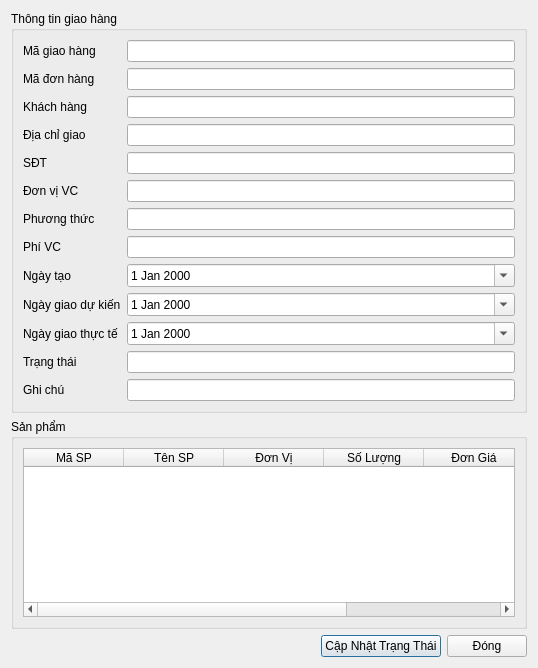
First picture: the form in ui/shipment_detail.ui, repository thinh-doan/sales-and-warehouse-management-system, before the edit.
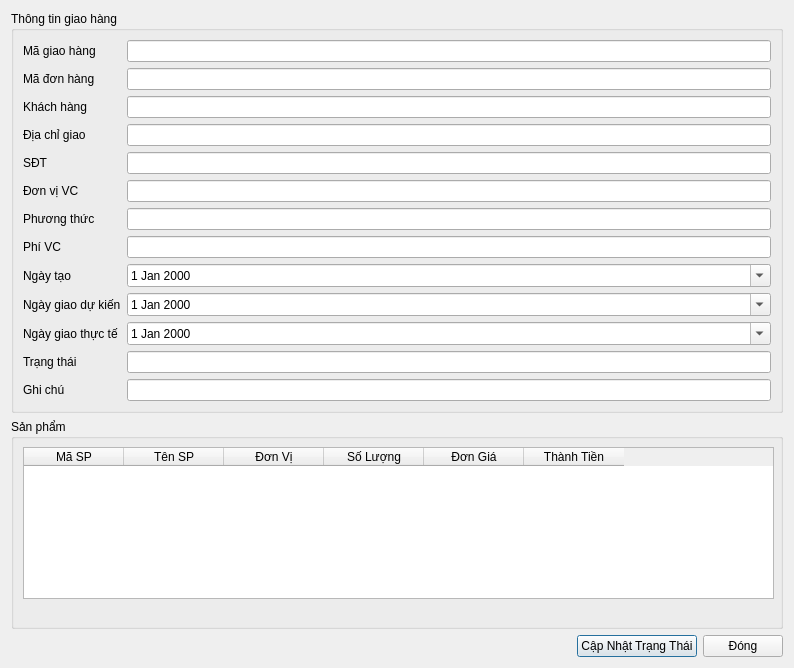
Second picture: the form after the edit. Icons and pictures are not drawn.

What changed in the file:
```diff
--- a/ui/shipment_detail.ui
+++ b/ui/shipment_detail.ui
@@ -6,7 +6,7 @@
    <rect>
     <x>0</x>
     <y>0</y>
-    <width>538</width>
+    <width>794</width>
     <height>668</height>
    </rect>
   </property>
@@ -206,9 +206,15 @@
      <property name="title">
       <string>Sản phẩm</string>
      </property>
-     <layout class="QVBoxLayout">
-      <item>
        <widget class="QTableWidget" name="tblSanPham">
+      <property name="geometry">
+       <rect>
+        <x>12</x>
+        <y>28</y>
+        <width>751</width>
+        <height>152</height>
+       </rect>
+      </property>
         <column>
          <property name="text">
           <string>Mã SP</string>
@@ -240,8 +246,6 @@
          </property>
         </column>
        </widget>
-      </item>
-     </layout>
     </widget>
    </item>
    <item>
```
Left out of the diff: 6 changed lines with no effect on the pictures. Lines whose indentation alone changed are shown as unchanged.
